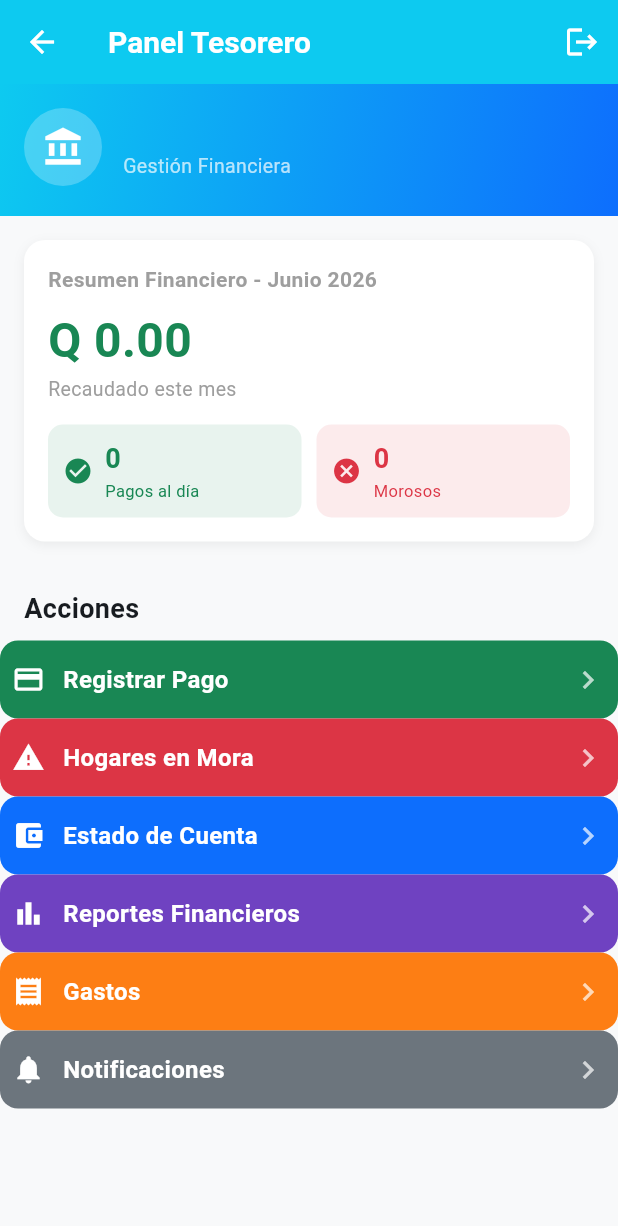
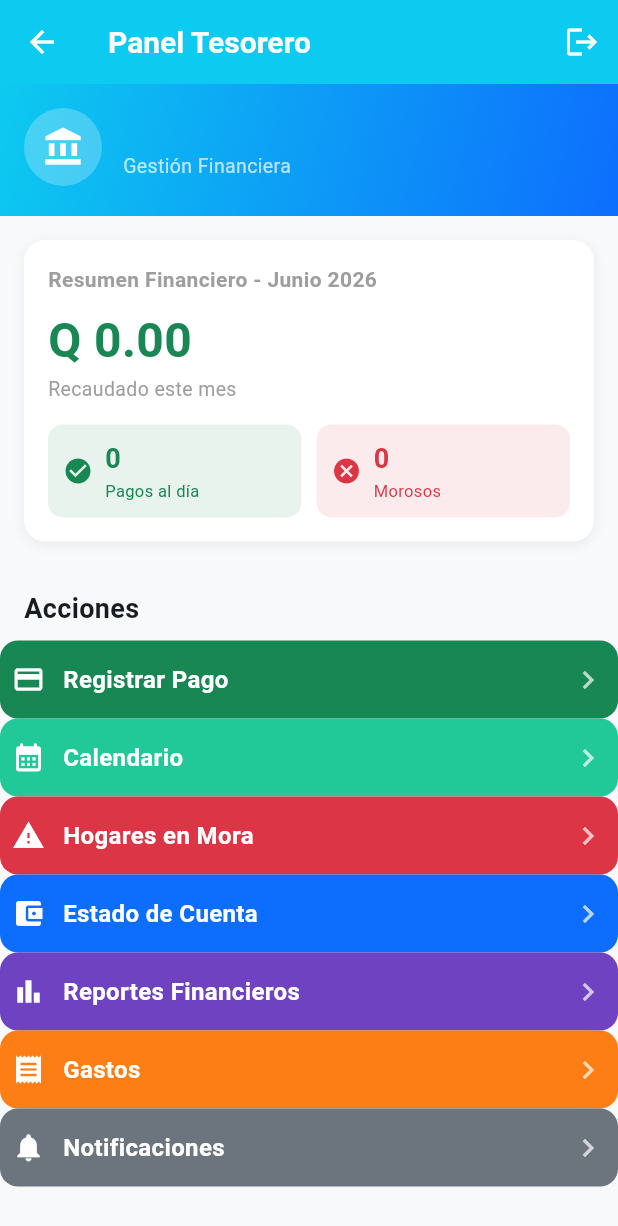
Before and after one commit to FrederickMontiel/proyecto-analisis-final-fe, a Flutter app: the DashboardTesorero screen opened directly, on a phone screen of 412 x 824 dp. Shown: the top 1226 px of the screen. Run offline on Flutter 3.47's test engine with Material 3 defaults, Android fonts, the light colour scheme and no system bars; our stand-ins replace file_picker, shared_preferences; missing offline and left inert: universal_html; accounts and stored records are empty; network calls fail.

Commit message:
Add calendar access to tesorero dashboard

```diff
--- a/lib/screens/dashboard/dashboard_tesorero.dart
+++ b/lib/screens/dashboard/dashboard_tesorero.dart
@@ -9,6 +9,7 @@ import '../morosos/morosos_screen.dart';
 import '../estado_cuenta/estado_cuenta_screen.dart';
 import '../transparencia/transparencia_screen.dart';
 import '../notificaciones/notificaciones_screen.dart';
+import '../distribucion/distribucion_screen.dart';
 
 class DashboardTesorero extends StatefulWidget {
   const DashboardTesorero({super.key});
@@ -207,6 +208,7 @@ class _DashboardTesoreroState extends State<DashboardTesorero> {
                 ),
                 _accionesGrid([
                   ('Registrar Pago', Icons.payment, const Color(0xFF198754), () => _ir(const PagosScreen())),
+                  ('Calendario', Icons.calendar_month, const Color(0xFF20C997), () => _ir(const DistribucionScreen())),
                   ('Hogares en Mora', Icons.warning, const Color(0xFFDC3545), () => _ir(const MorososScreen())),
                   ('Estado de Cuenta', Icons.account_balance_wallet, const Color(0xFF0D6EFD), () => _ir(const EstadoCuentaScreen())),
                   ('Reportes Financieros', Icons.bar_chart, const Color(0xFF6F42C1), () => _ir(const TransparenciaScreen())),
```
